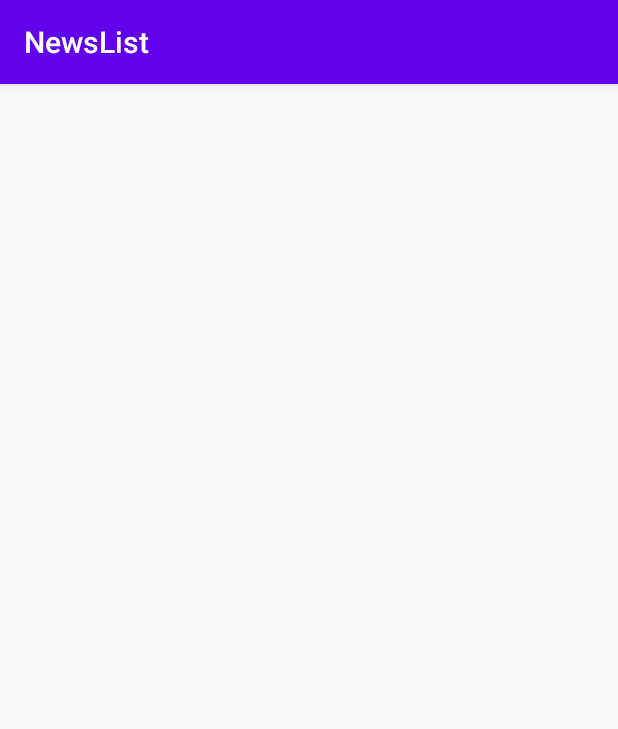
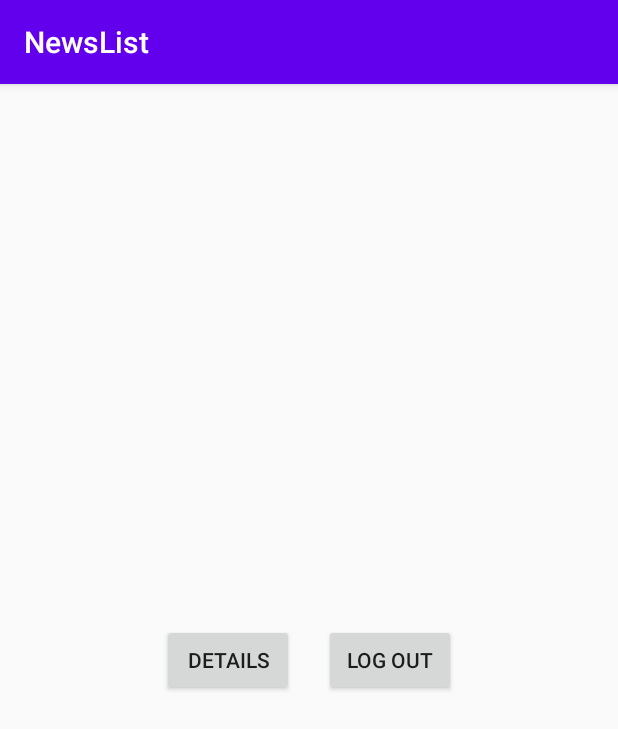
Before and after one commit to AlexPiretIng/TdAndroid_Vincent_Piret, an Android app: the NewsActivity screen opened directly, with no data from a screen before it, on a phone screen of 412 x 824 dp. Shown: the top 729 px of the screen. Run offline under Robolectric (Android 15) with nearby library versions, the phone set to English and light mode, and no system bars.

Commit message:
Add : Layouts components

```diff
--- a/TD4/app/src/main/res/layout/activity_news.xml
+++ b/TD4/app/src/main/res/layout/activity_news.xml
@@ -6,4 +6,24 @@
     android:layout_height="match_parent"
     tools:context=".NewsActivity">
 
+    <Button
+        android:id="@+id/details_button"
+        android:layout_width="wrap_content"
+        android:layout_height="wrap_content"
+        android:text="@string/details_string"
+        app:layout_constraintLeft_toLeftOf="parent"
+        app:layout_constraintRight_toRightOf="@id/Logout_button"
+        app:layout_constraintTop_toTopOf="parent"
+        app:layout_constraintBottom_toBottomOf="parent"/>
+
+    <Button
+        android:id="@+id/Logout_button"
+        android:layout_width="wrap_content"
+        android:layout_height="wrap_content"
+        android:text="@string/logout_string"
+        app:layout_constraintLeft_toLeftOf="@id/details_button"
+        app:layout_constraintRight_toRightOf="parent"
+        app:layout_constraintTop_toTopOf="parent"
+        app:layout_constraintBottom_toBottomOf="parent"/>
+
 </androidx.constraintlayout.widget.ConstraintLayout>
--- a/TD4/app/src/main/res/values/strings.xml
+++ b/TD4/app/src/main/res/values/strings.xml
@@ -1,3 +1,7 @@
 <resources>
     <string name="app_name">NewsList</string>
+    <string name="login_string">Login</string>
+    <string name="details_string">Details</string>
+    <string name="logout_string">Log out</string>
+    <string name="ok_button">OK</string>
 </resources>
```
Also changed, not shown: TD4/app/src/main/res/layout/activity_details.xml (+9 -0 lines), TD4/app/src/main/res/layout/activity_login.xml (+5 -4 lines).
